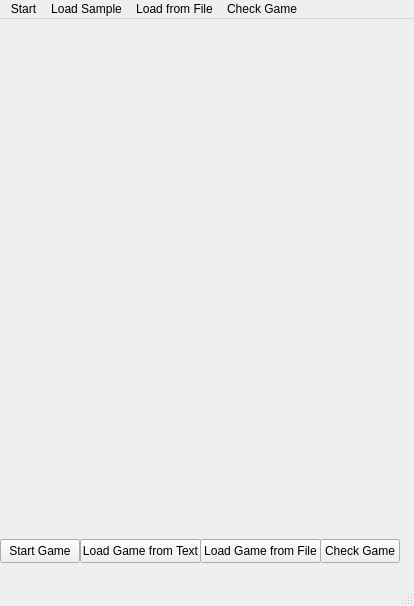
Qt form mainwindow.ui (Bananz0/Sudoku-Solver) before a commit.
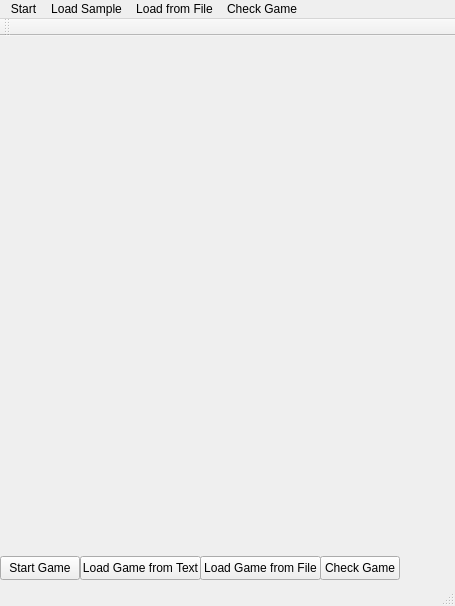
The same form after that commit.

Commit message: Scaling done (not by me)

The edit to the form file:
```diff
--- a/mainwindow.ui
+++ b/mainwindow.ui
@@ -6,7 +6,7 @@
    <rect>
     <x>0</x>
     <y>0</y>
-    <width>414</width>
+    <width>455</width>
     <height>606</height>
    </rect>
   </property>
@@ -73,7 +73,7 @@
     <rect>
      <x>0</x>
      <y>0</y>
-     <width>414</width>
+     <width>455</width>
      <height>21</height>
     </rect>
    </property>
@@ -102,6 +102,17 @@
    <addaction name="menuLoad_from_File"/>
    <addaction name="menuCheck_Game"/>
   </widget>
+  <widget class="QToolBar" name="toolBar">
+   <property name="windowTitle">
+    <string>toolBar</string>
+   </property>
+   <attribute name="toolBarArea">
+    <enum>TopToolBarArea</enum>
+   </attribute>
+   <attribute name="toolBarBreak">
+    <bool>false</bool>
+   </attribute>
+  </widget>
  </widget>
  <resources/>
  <connections/>
```
The commit also changes 2 other files.
